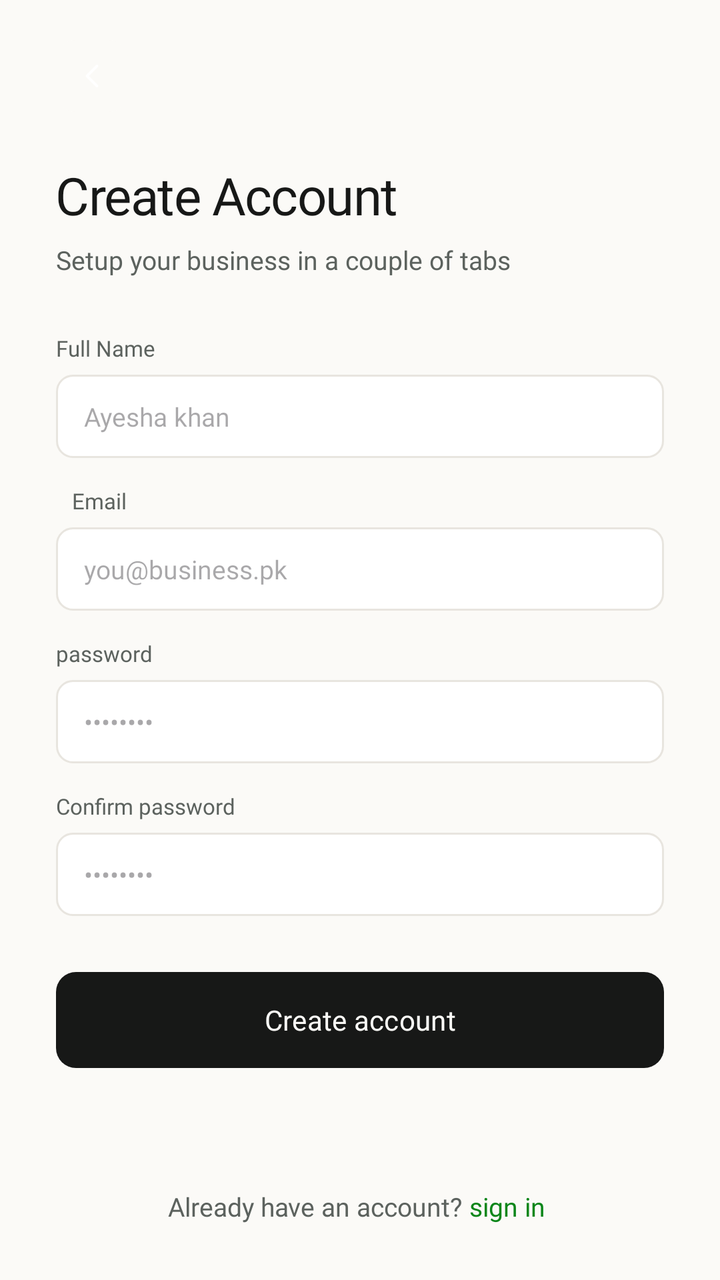
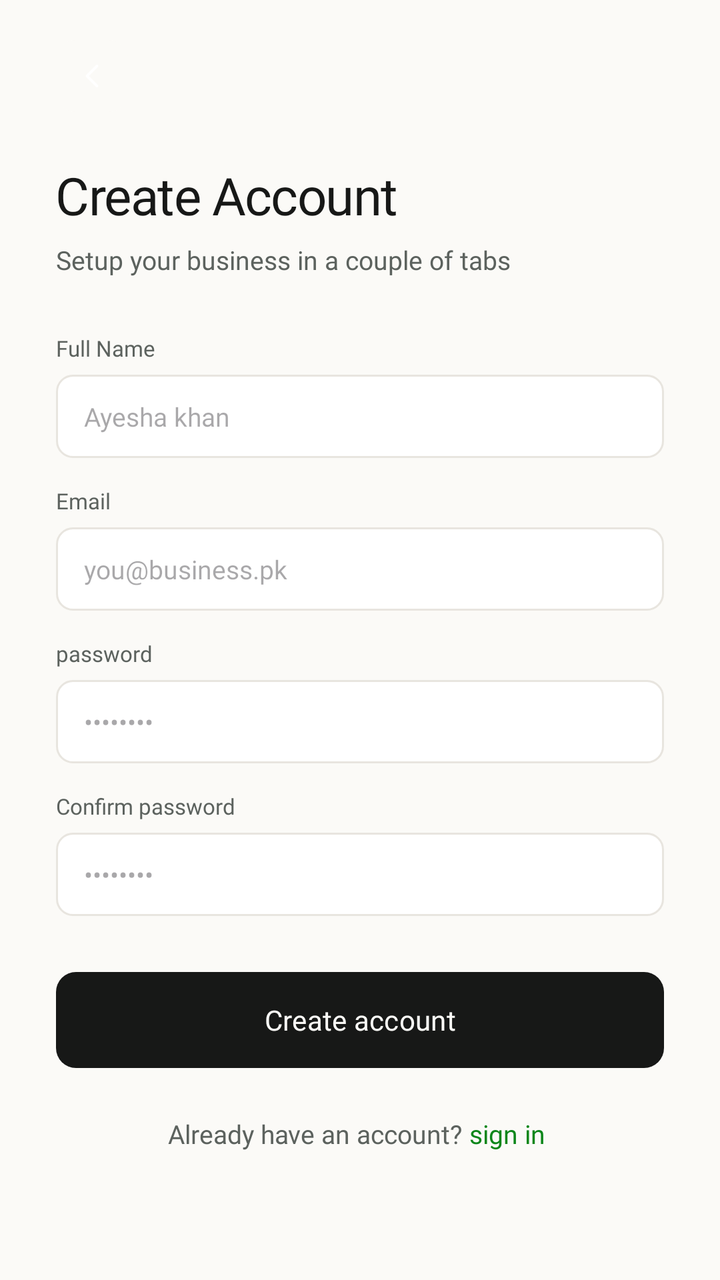

Before-and-after screenshots of an Android layout around one commit, followed by the original layout XML and the change that was made.
<!-- AndroidManifest.xml: application theme Theme.InvoiceGenerator -->
<!-- res/layout/fragment_signup_screen.xml -->
<?xml version="1.0" encoding="utf-8"?>
<androidx.constraintlayout.widget.ConstraintLayout xmlns:android="http://schemas.android.com/apk/res/android"
    xmlns:app="http://schemas.android.com/apk/res-auto"
    xmlns:tools="http://schemas.android.com/tools"
    android:layout_width="match_parent"
    android:layout_height="match_parent"
    android:background="@color/bg_cream"
    android:paddingTop="20dp"
    android:paddingHorizontal="28dp"
    android:paddingBottom="28dp">


    <View
        android:id="@+id/backbtnview"
        android:layout_width="36dp"
        android:layout_height="36dp"
        android:background="@drawable/bg_login_back_icon"
        app:layout_constraintStart_toStartOf="parent"
        app:layout_constraintTop_toTopOf="parent"
        />
    <ImageView
        android:id="@+id/backbtn"
        android:layout_width="20dp"
        android:layout_height="20dp"
        android:background="@drawable/ic_login_screen"
        android:clickable="true"
        app:layout_constraintStart_toStartOf="@+id/backbtnview"
        app:layout_constraintTop_toTopOf="@+id/backbtnview"
        android:scaleType="fitCenter"
        app:layout_constraintEnd_toEndOf="@+id/backbtnview"
        app:layout_constraintBottom_toBottomOf="@+id/backbtnview"
        />

    <TextView
        android:id="@+id/textView5"
        android:layout_width="wrap_content"
        android:layout_height="wrap_content"
        android:layout_marginTop="24dp"
        android:fontFamily="@font/inter_bold"
        android:letterSpacing="-0.02"
        android:textColor="@color/text_primary"
        android:text="Create Account"
        android:textSize="26sp"
        app:layout_constraintStart_toStartOf="parent"
        app:layout_constraintTop_toBottomOf="@+id/backbtnview" />

    <TextView
        android:id="@+id/subheading"
        android:layout_width="wrap_content"
        android:layout_height="wrap_content"
        android:layout_marginTop="6dp"
        android:text="Setup your business in a couple of tabs "
        android:textSize="13sp"
        android:fontFamily="@font/inter"
        android:layout_marginBottom="28sp"
        android:textColor="@color/text_grey"
        app:layout_constraintStart_toStartOf="parent"
        app:layout_constraintTop_toBottomOf="@+id/textView5"
        />

    <TextView
        android:id="@+id/nameLabel"
        android:layout_width="wrap_content"
        android:layout_height="wrap_content"
        android:fontFamily="@font/inter_medium"
        android:text="Full Name"
        android:textColor="@color/text_grey"
        android:textSize="11sp"
        tools:layout_editor_absoluteX="46dp"
        tools:layout_editor_absoluteY="194dp"
        android:layout_marginTop="28dp"
        app:layout_constraintStart_toStartOf="parent"
        app:layout_constraintTop_toBottomOf="@+id/subheading"/>

    <EditText
        android:id="@+id/fullName"
        android:layout_width="match_parent"
        android:layout_marginTop="6dp"
        android:layout_height="wrap_content"
        android:background="@drawable/bg_input_field"
        android:ems="10"
        android:layout_marginBottom="14dp"
        android:fontFamily="@font/inter"
        android:hint="Ayesha khan"
        android:paddingHorizontal="14dp"
        android:paddingVertical="12dp"
        android:textColor="@color/text_primary"
        android:textSize="13sp"
        app:layout_constraintEnd_toEndOf="parent"
        app:layout_constraintStart_toStartOf="parent"
        tools:layout_editor_absoluteY="197dp"
        app:layout_constraintTop_toBottomOf="@+id/nameLabel"
        />

    <TextView
        android:id="@+id/emailLabel"
        android:layout_width="wrap_content"
        android:layout_height="wrap_content"
        android:layout_marginStart="8dp"
        android:layout_marginTop="14dp"
        android:fontFamily="@font/inter_medium"
        android:text="Email"
        android:textColor="@color/text_grey"
        android:textSize="11sp"
        app:layout_constraintStart_toStartOf="parent"
        app:layout_constraintTop_toBottomOf="@+id/fullName" />

    <EditText
        android:id="@+id/email"
        android:layout_width="match_parent"
        android:layout_marginTop="6dp"
        android:layout_height="wrap_content"
        android:background="@drawable/bg_input_field"
        android:ems="10"
        android:fontFamily="@font/inter"
        android:hint="you@business.pk"
        android:paddingHorizontal="14dp"
        android:paddingVertical="12dp"
        android:textColor="@color/text_primary"
        android:textSize="13sp"
        app:layout_constraintEnd_toEndOf="parent"
        app:layout_constraintStart_toStartOf="parent"
        tools:layout_editor_absoluteY="197dp"
        app:layout_constraintTop_toBottomOf="@+id/emailLabel"
        />


    <TextView
        android:id="@+id/passLabel"
        android:layout_width="wrap_content"
        android:layout_height="wrap_content"
        android:layout_marginTop="14dp"
        android:fontFamily="@font/inter_medium"
        android:text="password"
        android:textColor="@color/text_grey"
        android:textSize="11sp"
        app:layout_constraintStart_toStartOf="parent"
        app:layout_constraintTop_toBottomOf="@+id/email" />

    <EditText
        android:id="@+id/editTextTextPassword"
        android:inputType="textPassword"
        android:layout_width="match_parent"
        android:layout_marginTop="6dp"
        android:layout_height="wrap_content"
        android:background="@drawable/bg_input_field"
        android:ems="10"
        android:fontFamily="@font/inter"
        android:hint="••••••••"
        android:paddingHorizontal="14dp"
        android:paddingVertical="12dp"
        android:textColor="@color/text_primary"
        android:textSize="13sp"
        tools:layout_editor_absoluteX="38dp"
        tools:layout_editor_absoluteY="293dp"
        app:layout_constraintStart_toStartOf="parent"
        app:layout_constraintTop_toBottomOf="@+id/passLabel"
        app:layout_constraintEnd_toEndOf="parent"
        />

    <TextView
        android:id="@+id/confirmPassLabel"
        android:layout_width="wrap_content"
        android:layout_height="wrap_content"
        android:layout_marginTop="14dp"
        android:fontFamily="@font/inter_medium"
        android:text="Confirm password"
        android:textColor="@color/text_grey"
        android:textSize="11sp"
        app:layout_constraintStart_toStartOf="parent"
        app:layout_constraintTop_toBottomOf="@+id/editTextTextPassword" />

    <EditText
        android:id="@+id/confirmPassword"
        android:inputType="textPassword"
        android:layout_width="match_parent"
        android:layout_marginTop="6dp"
        android:layout_height="wrap_content"
        android:background="@drawable/bg_input_field"
        android:ems="10"
        android:fontFamily="@font/inter"
        android:hint="••••••••"
        android:paddingHorizontal="14dp"
        android:paddingVertical="12dp"
        android:textColor="@color/text_primary"
        android:textSize="13sp"
        tools:layout_editor_absoluteX="38dp"
        tools:layout_editor_absoluteY="293dp"
        app:layout_constraintStart_toStartOf="parent"
        app:layout_constraintTop_toBottomOf="@+id/confirmPassLabel"
        app:layout_constraintEnd_toEndOf="parent"
        />


    <Button
        android:id="@+id/createAccountbtn"
        android:layout_width="match_parent"
        android:layout_height="wrap_content"
        android:layout_marginTop="28dp"
        android:background="@drawable/sign_in_button_bg"
        android:fontFamily="@font/inter_semibold"
        android:paddingHorizontal="14dp"
        android:text="Create account"
        android:textColor="@color/btn_text_light"
        android:textSize="14sp"
        app:backgroundTint="@null"
        app:layout_constraintEnd_toEndOf="parent"
        app:layout_constraintStart_toStartOf="parent"
        app:layout_constraintTop_toBottomOf="@id/confirmPassword"
        android:gravity="center"/>

    <TextView
        android:id="@+id/textView6"
        android:layout_width="wrap_content"
        android:layout_height="wrap_content"
        android:text="Already have an account? "
        android:textColor="@color/text_grey"
        android:textSize="13sp"
        android:fontFamily="@font/inter"
        android:paddingTop="24dp"
        app:layout_constraintBottom_toBottomOf="parent"
        app:layout_constraintStart_toStartOf="parent"
        app:layout_constraintEnd_toStartOf="@id/signin"
        app:layout_constraintHorizontal_chainStyle="packed" />

    <TextView
        android:id="@+id/signin"
        android:layout_width="wrap_content"
        android:layout_height="wrap_content"
        android:clickable="true"
        android:text="sign in "
        android:textColor="@color/primary_green"
        android:textSize="13sp"
        android:fontFamily="@font/inter"
        android:paddingTop="24dp"
        app:layout_constraintBottom_toBottomOf="parent"
        app:layout_constraintStart_toEndOf="@id/textView6"
        app:layout_constraintEnd_toEndOf="parent" />
    <ProgressBar
        android:id="@+id/signupProgressBar"
        android:layout_width="wrap_content"
        android:layout_height="wrap_content"
        android:visibility="gone"
        app:layout_constraintTop_toTopOf="parent"
        app:layout_constraintBottom_toBottomOf="parent"
        app:layout_constraintStart_toStartOf="parent"
        app:layout_constraintEnd_toEndOf="parent" />

</androidx.constraintlayout.widget.ConstraintLayout>
<!-- resources referenced by this layout -->
<resources>
  <color name="bg_cream">#FBFAF7</color>
  <color name="btn_text_light">#FBFAF7</color>
  <color name="primary_green">#0C861A</color>
  <color name="text_grey">#5C625E</color>
  <color name="text_primary">#171817</color>
  <!-- drawable bg_input_field (drawable) -->
  <?xml version="1.0" encoding="utf-8"?>
  <shape xmlns:android="http://schemas.android.com/apk/res/android">
      <solid android:color="@color/white"/>
      <corners android:radius="8dp"/>
      <stroke android:width="1dp" android:color="@color/btn_border_light"/>
  </shape>
  <!-- drawable bg_login_back_icon (drawable) -->
  <?xml version="1.0" encoding="utf-8"?>
  <shape xmlns:android="http://schemas.android.com/apk/res/android"
      android:shape="rectangle">
      <corners android:radius="10dp"/>
      <solid android:color="@color/bg_cream"/>
  
  
  </shape>
  <!-- drawable ic_login_screen (drawable) -->
  <vector xmlns:android="http://schemas.android.com/apk/res/android"
      android:width="20dp"
      android:height="20dp"
      android:viewportWidth="24"
      android:viewportHeight="24">
      <path
          android:strokeColor="#FFFFFF"
          android:strokeWidth="1.6"
          android:strokeLineCap="round"
          android:strokeLineJoin="round"
          android:pathData="M15 6l-6 6 6 6"/>
  </vector>
  <!-- drawable sign_in_button_bg (drawable) -->
  <?xml version="1.0" encoding="utf-8"?>
  <shape xmlns:android="http://schemas.android.com/apk/res/android">
      <corners android:radius="10dp"/>
      <solid android:color="@color/btn_bg_dark"/>
  </shape>
  <style name="Theme.InvoiceGenerator" parent="Base.Theme.InvoiceGenerator" />
  <color name="white">#FFFFFF</color>
  <color name="btn_border_light">#E8E5DF</color>
  <color name="btn_bg_dark">#171817</color>
  <style name="Base.Theme.InvoiceGenerator" parent="Theme.Material3.DayNight.NoActionBar">
          <item name="android:navigationBarColor">@android:color/transparent</item>
          <item name="android:statusBarColor">@android:color/transparent</item>
          <item name="android:windowBackground">@color/bg_cream</item>
          <item name="android:windowLightNavigationBar" tools:targetApi="o_mr1">true</item>
      </style>
</resources>

<!-- the commit's change to res/layout/fragment_signup_screen.xml (unified diff, before → after) -->
@@ -4,246 +4,243 @@
     xmlns:tools="http://schemas.android.com/tools"
     android:layout_width="match_parent"
     android:layout_height="match_parent"
-    android:background="@color/bg_cream"
-    android:paddingTop="20dp"
-    android:paddingHorizontal="28dp"
-    android:paddingBottom="28dp">
-
+    android:background="@color/bg_cream">
 
     <View
         android:id="@+id/backbtnview"
         android:layout_width="36dp"
         android:layout_height="36dp"
+        android:layout_marginStart="28dp"
+        android:layout_marginTop="20dp"
         android:background="@drawable/bg_login_back_icon"
         app:layout_constraintStart_toStartOf="parent"
-        app:layout_constraintTop_toTopOf="parent"
-        />
+        app:layout_constraintTop_toTopOf="parent" />
+
     <ImageView
         android:id="@+id/backbtn"
         android:layout_width="20dp"
         android:layout_height="20dp"
         android:background="@drawable/ic_login_screen"
         android:clickable="true"
+        android:scaleType="fitCenter"
+        app:layout_constraintBottom_toBottomOf="@+id/backbtnview"
+        app:layout_constraintEnd_toEndOf="@+id/backbtnview"
         app:layout_constraintStart_toStartOf="@+id/backbtnview"
-        app:layout_constraintTop_toTopOf="@+id/backbtnview"
-        android:scaleType="fitCenter"
-        app:layout_constraintEnd_toEndOf="@+id/backbtnview"
-        app:layout_constraintBottom_toBottomOf="@+id/backbtnview"
-        />
-
-    <TextView
-        android:id="@+id/textView5"
-        android:layout_width="wrap_content"
-        android:layout_height="wrap_content"
-        android:layout_marginTop="24dp"
-        android:fontFamily="@font/inter_bold"
-        android:letterSpacing="-0.02"
-        android:textColor="@color/text_primary"
-        android:text="Create Account"
-        android:textSize="26sp"
-        app:layout_constraintStart_toStartOf="parent"
-        app:layout_constraintTop_toBottomOf="@+id/backbtnview" />
-
-    <TextView
-        android:id="@+id/subheading"
-        android:layout_width="wrap_content"
-        android:layout_height="wrap_content"
-        android:layout_marginTop="6dp"
-        android:text="Setup your business in a couple of tabs "
-        android:textSize="13sp"
-        android:fontFamily="@font/inter"
-        android:layout_marginBottom="28sp"
-        android:textColor="@color/text_grey"
-        app:layout_constraintStart_toStartOf="parent"
-        app:layout_constraintTop_toBottomOf="@+id/textView5"
-        />
-
-    <TextView
-        android:id="@+id/nameLabel"
-        android:layout_width="wrap_content"
-        android:layout_height="wrap_content"
-        android:fontFamily="@font/inter_medium"
-        android:text="Full Name"
-        android:textColor="@color/text_grey"
-        android:textSize="11sp"
-        tools:layout_editor_absoluteX="46dp"
-        tools:layout_editor_absoluteY="194dp"
-        android:layout_marginTop="28dp"
-        app:layout_constraintStart_toStartOf="parent"
-        app:layout_constraintTop_toBottomOf="@+id/subheading"/>
-
-    <EditText
-        android:id="@+id/fullName"
+        app:layout_constraintTop_toTopOf="@+id/backbtnview" />
+
+    <androidx.core.widget.NestedScrollView
         android:layout_width="match_parent"
-        android:layout_marginTop="6dp"
-        android:layout_height="wrap_content"
-        android:background="@drawable/bg_input_field"
-        android:ems="10"
-        android:layout_marginBottom="14dp"
-        android:fontFamily="@font/inter"
-        android:hint="Ayesha khan"
-        android:paddingHorizontal="14dp"
-        android:paddingVertical="12dp"
-        android:textColor="@color/text_primary"
-        android:textSize="13sp"
-        app:layout_constraintEnd_toEndOf="parent"
-        app:layout_constraintStart_toStartOf="parent"
-        tools:layout_editor_absoluteY="197dp"
-        app:layout_constraintTop_toBottomOf="@+id/nameLabel"
-        />
-
-    <TextView
-        android:id="@+id/emailLabel"
-        android:layout_width="wrap_content"
-        android:layout_height="wrap_content"
-        android:layout_marginStart="8dp"
-        android:layout_marginTop="14dp"
-        android:fontFamily="@font/inter_medium"
-        android:text="Email"
-        android:textColor="@color/text_grey"
-        android:textSize="11sp"
-        app:layout_constraintStart_toStartOf="parent"
-        app:layout_constraintTop_toBottomOf="@+id/fullName" />
-
-    <EditText
-        android:id="@+id/email"
-        android:layout_width="match_parent"
-        android:layout_marginTop="6dp"
-        android:layout_height="wrap_content"
-        android:background="@drawable/bg_input_field"
-        android:ems="10"
-        android:fontFamily="@font/inter"
-        android:hint="you@business.pk"
-        android:paddingHorizontal="14dp"
-        android:paddingVertical="12dp"
-        android:textColor="@color/text_primary"
-        android:textSize="13sp"
-        app:layout_constraintEnd_toEndOf="parent"
-        app:layout_constraintStart_toStartOf="parent"
-        tools:layout_editor_absoluteY="197dp"
-        app:layout_constraintTop_toBottomOf="@+id/emailLabel"
-        />
-
-
-    <TextView
-        android:id="@+id/passLabel"
-        android:layout_width="wrap_content"
-        android:layout_height="wrap_content"
-        android:layout_marginTop="14dp"
-        android:fontFamily="@font/inter_medium"
-        android:text="password"
-        android:textColor="@color/text_grey"
-        android:textSize="11sp"
-        app:layout_constraintStart_toStartOf="parent"
-        app:layout_constraintTop_toBottomOf="@+id/email" />
-
-    <EditText
-        android:id="@+id/editTextTextPassword"
-        android:inputType="textPassword"
-        android:layout_width="match_parent"
-        android:layout_marginTop="6dp"
-        android:layout_height="wrap_content"
-        android:background="@drawable/bg_input_field"
-        android:ems="10"
-        android:fontFamily="@font/inter"
-        android:hint="••••••••"
-        android:paddingHorizontal="14dp"
-        android:paddingVertical="12dp"
-        android:textColor="@color/text_primary"
-        android:textSize="13sp"
-        tools:layout_editor_absoluteX="38dp"
-        tools:layout_editor_absoluteY="293dp"
-        app:layout_constraintStart_toStartOf="parent"
-        app:layout_constraintTop_toBottomOf="@+id/passLabel"
-        app:layout_constraintEnd_toEndOf="parent"
-        />
-
-    <TextView
-        android:id="@+id/confirmPassLabel"
-        android:layout_width="wrap_content"
-        android:layout_height="wrap_content"
-        android:layout_marginTop="14dp"
-        android:fontFamily="@font/inter_medium"
-        android:text="Confirm password"
-        android:textColor="@color/text_grey"
-        android:textSize="11sp"
-        app:layout_constraintStart_toStartOf="parent"
-        app:layout_constraintTop_toBottomOf="@+id/editTextTextPassword" />
-
-    <EditText
-        android:id="@+id/confirmPassword"
-        android:inputType="textPassword"
-        android:layout_width="match_parent"
-        android:layout_marginTop="6dp"
-        android:layout_height="wrap_content"
-        android:background="@drawable/bg_input_field"
-        android:ems="10"
-        android:fontFamily="@font/inter"
-        android:hint="••••••••"
-        android:paddingHorizontal="14dp"
-        android:paddingVertical="12dp"
-        android:textColor="@color/text_primary"
-        android:textSize="13sp"
-        tools:layout_editor_absoluteX="38dp"
-        tools:layout_editor_absoluteY="293dp"
-        app:layout_constraintStart_toStartOf="parent"
-        app:layout_constraintTop_toBottomOf="@+id/confirmPassLabel"
-        app:layout_constraintEnd_toEndOf="parent"
-        />
-
-
-    <Button
-        android:id="@+id/createAccountbtn"
-        android:layout_width="match_parent"
-        android:layout_height="wrap_content"
-        android:layout_marginTop="28dp"
-        android:background="@drawable/sign_in_button_bg"
-        android:fontFamily="@font/inter_semibold"
-        android:paddingHorizontal="14dp"
-        android:text="Create account"
-        android:textColor="@color/btn_text_light"
-        android:textSize="14sp"
-        app:backgroundTint="@null"
-        app:layout_constraintEnd_toEndOf="parent"
-        app:layout_constraintStart_toStartOf="parent"
-        app:layout_constraintTop_toBottomOf="@id/confirmPassword"
-        android:gravity="center"/>
-
-    <TextView
-        android:id="@+id/textView6"
-        android:layout_width="wrap_content"
-        android:layout_height="wrap_content"
-        android:text="Already have an account? "
-        android:textColor="@color/text_grey"
-        android:textSize="13sp"
-        android:fontFamily="@font/inter"
-        android:paddingTop="24dp"
-        app:layout_constraintBottom_toBottomOf="parent"
-        app:layout_constraintStart_toStartOf="parent"
-        app:layout_constraintEnd_toStartOf="@id/signin"
-        app:layout_constraintHorizontal_chainStyle="packed" />
-
-    <TextView
-        android:id="@+id/signin"
-        android:layout_width="wrap_content"
-        android:layout_height="wrap_content"
-        android:clickable="true"
-        android:text="sign in "
-        android:textColor="@color/primary_green"
-        android:textSize="13sp"
-        android:fontFamily="@font/inter"
-        android:paddingTop="24dp"
-        app:layout_constraintBottom_toBottomOf="parent"
-        app:layout_constraintStart_toEndOf="@id/textView6"
-        app:layout_constraintEnd_toEndOf="parent" />
+        android:layout_height="0dp"
+        android:fillViewport="true"
+        android:layout_marginTop="12dp"
+        app:layout_constraintTop_toBottomOf="@id/backbtnview"
+        app:layout_constraintBottom_toBottomOf="parent">
+
+        <androidx.constraintlayout.widget.ConstraintLayout
+            android:layout_width="match_parent"
+            android:layout_height="wrap_content"
+            android:paddingHorizontal="28dp"
+            android:paddingBottom="28dp">
+
+            <TextView
+                android:id="@+id/textView5"
+                android:layout_width="wrap_content"
+                android:layout_height="wrap_content"
+                android:layout_marginTop="12dp"
+                android:fontFamily="@font/inter_bold"
+                android:letterSpacing="-0.02"
+                android:textColor="@color/text_primary"
+                android:text="Create Account"
+                android:textSize="26sp"
+                app:layout_constraintStart_toStartOf="parent"
+                app:layout_constraintTop_toTopOf="parent" />
+
+            <TextView
+                android:id="@+id/subheading"
+                android:layout_width="wrap_content"
+                android:layout_height="wrap_content"
+                android:layout_marginTop="6dp"
+                android:text="Setup your business in a couple of tabs "
+                android:textSize="13sp"
+                android:fontFamily="@font/inter"
+                android:textColor="@color/text_grey"
+                app:layout_constraintStart_toStartOf="parent"
+                app:layout_constraintTop_toBottomOf="@+id/textView5" />
+
+            <TextView
+                android:id="@+id/nameLabel"
+                android:layout_width="wrap_content"
+                android:layout_height="wrap_content"
+                android:fontFamily="@font/inter_medium"
+                android:text="Full Name"
+                android:textColor="@color/text_grey"
+                android:textSize="11sp"
+                android:layout_marginTop="28dp"
+                app:layout_constraintStart_toStartOf="parent"
+                app:layout_constraintTop_toBottomOf="@+id/subheading" />
+
+            <EditText
+                android:id="@+id/fullName"
+                android:layout_width="match_parent"
+                android:layout_height="wrap_content"
+                android:layout_marginTop="6dp"
+                android:background="@drawable/bg_input_field"
+                android:ems="10"
+                android:fontFamily="@font/inter"
+                android:hint="Ayesha khan"
+                android:paddingHorizontal="14dp"
+                android:paddingVertical="12dp"
+                android:textColor="@color/text_primary"
+                android:textSize="13sp"
+                app:layout_constraintEnd_toEndOf="parent"
+                app:layout_constraintStart_toStartOf="parent"
+                app:layout_constraintTop_toBottomOf="@+id/nameLabel" />
+
+            <TextView
+                android:id="@+id/emailLabel"
+                android:layout_width="wrap_content"
+                android:layout_height="wrap_content"
+                android:layout_marginTop="14dp"
+                android:fontFamily="@font/inter_medium"
+                android:text="Email"
+                android:textColor="@color/text_grey"
+                android:textSize="11sp"
+                app:layout_constraintStart_toStartOf="parent"
+                app:layout_constraintTop_toBottomOf="@+id/fullName" />
+
+            <EditText
+                android:id="@+id/email"
+                android:layout_width="match_parent"
+                android:layout_height="wrap_content"
+                android:layout_marginTop="6dp"
+                android:background="@drawable/bg_input_field"
+                android:ems="10"
+                android:fontFamily="@font/inter"
+                android:hint="you@business.pk"
+                android:paddingHorizontal="14dp"
+                android:paddingVertical="12dp"
+                android:textColor="@color/text_primary"
+                android:textSize="13sp"
+                app:layout_constraintEnd_toEndOf="parent"
+                app:layout_constraintStart_toStartOf="parent"
+                app:layout_constraintTop_toBottomOf="@+id/emailLabel" />
+
+            <TextView
+                android:id="@+id/passLabel"
+                android:layout_width="wrap_content"
+                android:layout_height="wrap_content"
+                android:layout_marginTop="14dp"
+                android:fontFamily="@font/inter_medium"
+                android:text="password"
+                android:textColor="@color/text_grey"
+                android:textSize="11sp"
+                app:layout_constraintStart_toStartOf="parent"
+                app:layout_constraintTop_toBottomOf="@+id/email" />
+
+            <EditText
+                android:id="@+id/editTextTextPassword"
+                android:layout_width="match_parent"
+                android:layout_height="wrap_content"
+                android:layout_marginTop="6dp"
+                android:background="@drawable/bg_input_field"
+                android:ems="10"
+                android:fontFamily="@font/inter"
+                android:hint="••••••••"
+                android:inputType="textPassword"
+                android:paddingHorizontal="14dp"
+                android:paddingVertical="12dp"
+                android:textColor="@color/text_primary"
+                android:textSize="13sp"
+                app:layout_constraintEnd_toEndOf="parent"
+                app:layout_constraintStart_toStartOf="parent"
+                app:layout_constraintTop_toBottomOf="@+id/passLabel" />
+
+            <TextView
+                android:id="@+id/confirmPassLabel"
+                android:layout_width="wrap_content"
+                android:layout_height="wrap_content"
+                android:layout_marginTop="14dp"
+                android:fontFamily="@font/inter_medium"
+                android:text="Confirm password"
+                android:textColor="@color/text_grey"
+                android:textSize="11sp"
+                app:layout_constraintStart_toStartOf="parent"
+                app:layout_constraintTop_toBottomOf="@+id/editTextTextPassword" />
+
+            <EditText
+                android:id="@+id/confirmPassword"
+                android:layout_width="match_parent"
+                android:layout_height="wrap_content"
+                android:layout_marginTop="6dp"
+                android:background="@drawable/bg_input_field"
+                android:ems="10"
+                android:fontFamily="@font/inter"
+                android:hint="••••••••"
+                android:inputType="textPassword"
+                android:paddingHorizontal="14dp"
+                android:paddingVertical="12dp"
+                android:textColor="@color/text_primary"
+                android:textSize="13sp"
+                app:layout_constraintEnd_toEndOf="parent"
+                app:layout_constraintStart_toStartOf="parent"
+                app:layout_constraintTop_toBottomOf="@+id/confirmPassLabel" />
+
+            <Button
+                android:id="@+id/createAccountbtn"
+                android:layout_width="match_parent"
+                android:layout_height="wrap_content"
+                android:layout_marginTop="28dp"
+                android:background="@drawable/sign_in_button_bg"
+                android:fontFamily="@font/inter_semibold"
+                android:gravity="center"
+                android:paddingHorizontal="14dp"
+                android:text="Create account"
+                android:textColor="@color/btn_text_light"
+                android:textSize="14sp"
+                app:backgroundTint="@null"
+                app:layout_constraintEnd_toEndOf="parent"
+                app:layout_constraintStart_toStartOf="parent"
+                app:layout_constraintTop_toBottomOf="@id/confirmPassword" />
+
+            <TextView
+                android:id="@+id/textView6"
+                android:layout_width="wrap_content"
+                android:layout_height="wrap_content"
+                android:text="Already have an account? "
+                android:textColor="@color/text_grey"
+                android:textSize="13sp"
+                android:fontFamily="@font/inter"
+                android:paddingTop="24dp"
+                app:layout_constraintTop_toBottomOf="@id/createAccountbtn"
+                app:layout_constraintStart_toStartOf="parent"
+                app:layout_constraintEnd_toStartOf="@id/signin"
+                app:layout_constraintHorizontal_chainStyle="packed" />
+
+            <TextView
+                android:id="@+id/signin"
+                android:layout_width="wrap_content"
+                android:layout_height="wrap_content"
+                android:clickable="true"
+                android:text="sign in "
+                android:textColor="@color/primary_green"
+                android:textSize="13sp"
+                android:fontFamily="@font/inter"
+                android:paddingTop="24dp"
+                app:layout_constraintTop_toBottomOf="@id/createAccountbtn"
+                app:layout_constraintStart_toEndOf="@id/textView6"
+                app:layout_constraintEnd_toEndOf="parent" />
+
+        </androidx.constraintlayout.widget.ConstraintLayout>
+    </androidx.core.widget.NestedScrollView>
+
     <ProgressBar
         android:id="@+id/signupProgressBar"
         android:layout_width="wrap_content"
         android:layout_height="wrap_content"
         android:visibility="gone"
-        app:layout_constraintTop_toTopOf="parent"
         app:layout_constraintBottom_toBottomOf="parent"
+        app:layout_constraintEnd_toEndOf="parent"
         app:layout_constraintStart_toStartOf="parent"
-        app:layout_constraintEnd_toEndOf="parent" />
+        app:layout_constraintTop_toTopOf="parent" />
 
 </androidx.constraintlayout.widget.ConstraintLayout>
<!-- resource entries referenced after the edit -->
@@ -49,6 +49,9 @@
           <item name="android:statusBarColor">@android:color/transparent</item>
           <item name="android:windowBackground">@color/bg_cream</item>
           <item name="android:windowLightNavigationBar" tools:targetApi="o_mr1">true</item>
+          <item name="colorPrimary">@color/primary_green</item>
+          <item name="colorSecondary">@color/primary_green</item>
+          <item name="colorControlActivated">@color/primary_green</item>
       </style>
 </resources>
 
